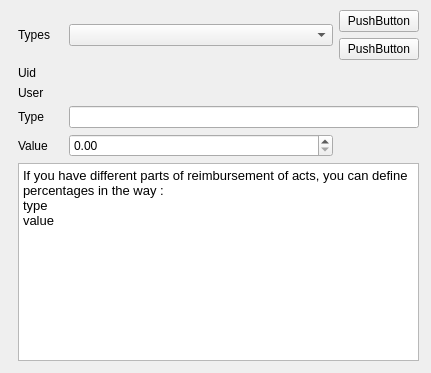
Before: the Qt Designer form plugins/accountplugin/preferences/percentagespage.ui in FreeHealth/freehealth, drawn with Qt 5.
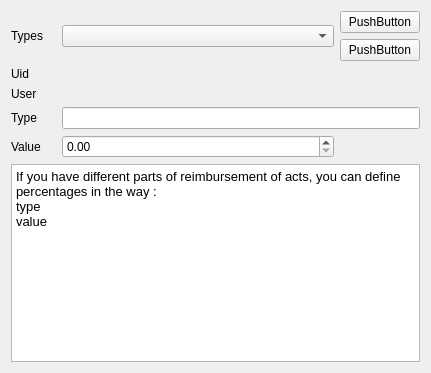
After: the same form once the commit is applied.

Commit message: just a gridlayout

Diff of the .ui file:
```diff
--- a/plugins/accountplugin/preferences/percentagespage.ui
+++ b/plugins/accountplugin/preferences/percentagespage.ui
@@ -13,15 +13,8 @@
   <property name="windowTitle">
    <string>Form</string>
   </property>
-  <widget class="QWidget" name="layoutWidget">
-   <property name="geometry">
-    <rect>
-     <x>18</x>
-     <y>10</y>
-     <width>401</width>
-     <height>351</height>
-    </rect>
-   </property>
+  <layout class="QGridLayout" name="gridLayout_2">
+   <item row="0" column="0">
    <layout class="QGridLayout" name="gridLayout">
     <item row="0" column="0" colspan="2">
      <widget class="QLabel" name="percentLabel">
@@ -99,10 +92,10 @@
        <string>&lt;!DOCTYPE HTML PUBLIC &quot;-//W3C//DTD HTML 4.0//EN&quot; &quot;http://www.w3.org/TR/REC-html40/strict.dtd&quot;&gt;
 &lt;html&gt;&lt;head&gt;&lt;meta name=&quot;qrichtext&quot; content=&quot;1&quot; /&gt;&lt;style type=&quot;text/css&quot;&gt;
 p, li { white-space: pre-wrap; }
-&lt;/style&gt;&lt;/head&gt;&lt;body style=&quot; font-family:'Sans'; font-size:10pt; font-weight:400; font-style:normal;&quot;&gt;
-&lt;p style=&quot; margin-top:0px; margin-bottom:0px; margin-left:0px; margin-right:0px; -qt-block-indent:0; text-indent:0px;&quot;&gt;If you have different parts of reimbursement of acts, you can define percentages in the way :&lt;/p&gt;
-&lt;p style=&quot; margin-top:0px; margin-bottom:0px; margin-left:0px; margin-right:0px; -qt-block-indent:0; text-indent:0px;&quot;&gt;type &lt;/p&gt;
-&lt;p style=&quot; margin-top:0px; margin-bottom:0px; margin-left:0px; margin-right:0px; -qt-block-indent:0; text-indent:0px;&quot;&gt;value&lt;/p&gt;&lt;/body&gt;&lt;/html&gt;</string>
+&lt;/style&gt;&lt;/head&gt;&lt;body style=&quot; font-family:'Lucida Grande'; font-size:13pt; font-weight:400; font-style:normal;&quot;&gt;
+&lt;p style=&quot; margin-top:0px; margin-bottom:0px; margin-left:0px; margin-right:0px; -qt-block-indent:0; text-indent:0px;&quot;&gt;&lt;span style=&quot; font-family:'Sans'; font-size:10pt;&quot;&gt;If you have different parts of reimbursement of acts, you can define percentages in the way :&lt;/span&gt;&lt;/p&gt;
+&lt;p style=&quot; margin-top:0px; margin-bottom:0px; margin-left:0px; margin-right:0px; -qt-block-indent:0; text-indent:0px;&quot;&gt;&lt;span style=&quot; font-family:'Sans'; font-size:10pt;&quot;&gt;type &lt;/span&gt;&lt;/p&gt;
+&lt;p style=&quot; margin-top:0px; margin-bottom:0px; margin-left:0px; margin-right:0px; -qt-block-indent:0; text-indent:0px;&quot;&gt;&lt;span style=&quot; font-family:'Sans'; font-size:10pt;&quot;&gt;value&lt;/span&gt;&lt;/p&gt;&lt;/body&gt;&lt;/html&gt;</string>
       </property>
      </widget>
     </item>
@@ -164,7 +157,8 @@
      </widget>
     </item>
    </layout>
-  </widget>
+   </item>
+  </layout>
  </widget>
  <resources/>
  <connections/>
```
Lines whose indentation alone changed are shown as unchanged.
